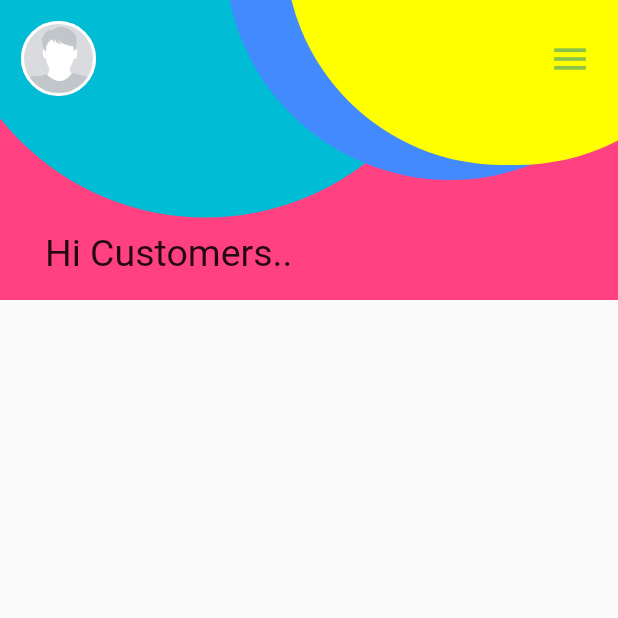
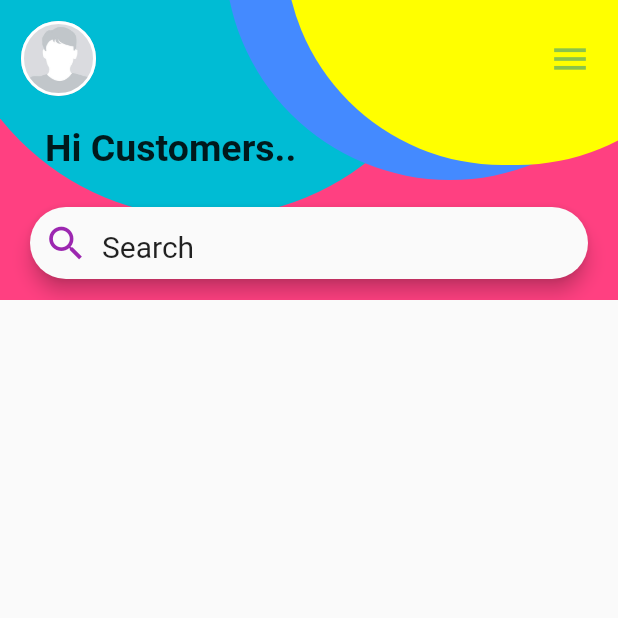
Before and after one commit to SamilaChanu95/ShoppingApp, a Flutter app: the screen it shows after launch, on a phone screen of 412 x 824 dp, the top half of it. Run offline on Flutter 3.47's test engine with Material 2 defaults, Android fonts, the phone set to English and light mode, and no system bars; Roboto replaces fonts that are missing (Rock Salt).

Commit message:
Add serach bar.

```diff
--- a/shoppingapp/lib/main.dart
+++ b/shoppingapp/lib/main.dart
@@ -138,7 +138,7 @@ class ShoppingApp extends StatelessWidget {
                           ],
                         ),
                         SizedBox(
-                          height: 90.0
+                          height: 20.0
                           ),
                         Padding(
                           padding: EdgeInsets.only(left: 30.0),//padding ekata eft eke sita 15.0 ka durin
@@ -146,8 +146,36 @@ class ShoppingApp extends StatelessWidget {
                             "Hi Customers..",
                             style: TextStyle(
                               fontSize: 25.0,
-                              fontWeight: FontWeight.normal
+                              fontWeight: FontWeight.bold
                             ),
+                          ),
+                        ),
+                        SizedBox(
+                          height: 25.0,
+                        ),
+                        Padding(
+                          padding: EdgeInsets.only(left: 20.0,right: 20.0),
+                          child: Material(
+                            elevation: 5.0,
+                            borderRadius: BorderRadius.circular(25.0),
+                            child: TextFormField(
+                              decoration: InputDecoration(
+                                border: InputBorder.none,
+                                prefixIcon: Icon(
+                                  Icons.search,
+                                  color: Colors.purple,
+                                  size: 30.0
+                                ),
+                                contentPadding: EdgeInsets.only(left: 20.0,top: 15.0,bottom: 10.0), //padding eka  athulatha dewal add kirimata contentPadding use karai//EdgeInsets.only magin adhala padding eken depaththen location eka gani
+                                hintText: "Search",//placeholder
+                                hintStyle: TextStyle(
+                                  color: Colors.black87,
+                                  fontSize: 20.0,
+                                  fontStyle: FontStyle.normal,
+                                  fontFamily: "Rock Salt"
+                                )
+                              ),
+                            )
                           ),
                         )
                       ],
```
Also changed, not shown: shoppingapp/pubspec.yaml (+22 -11 lines).
